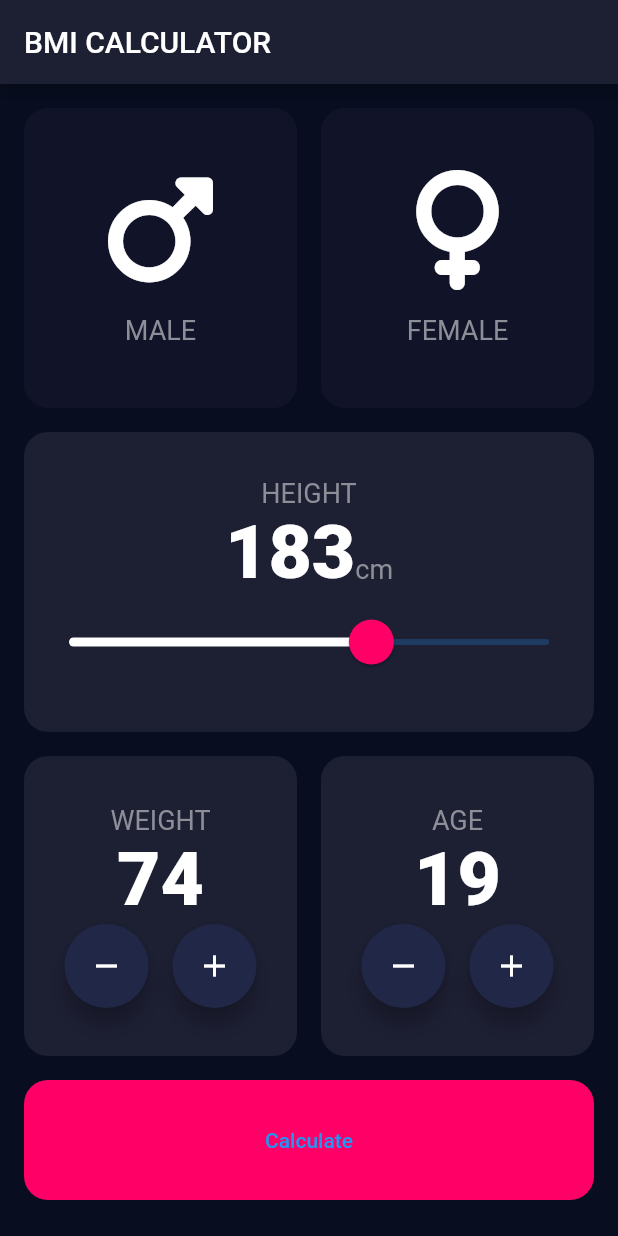
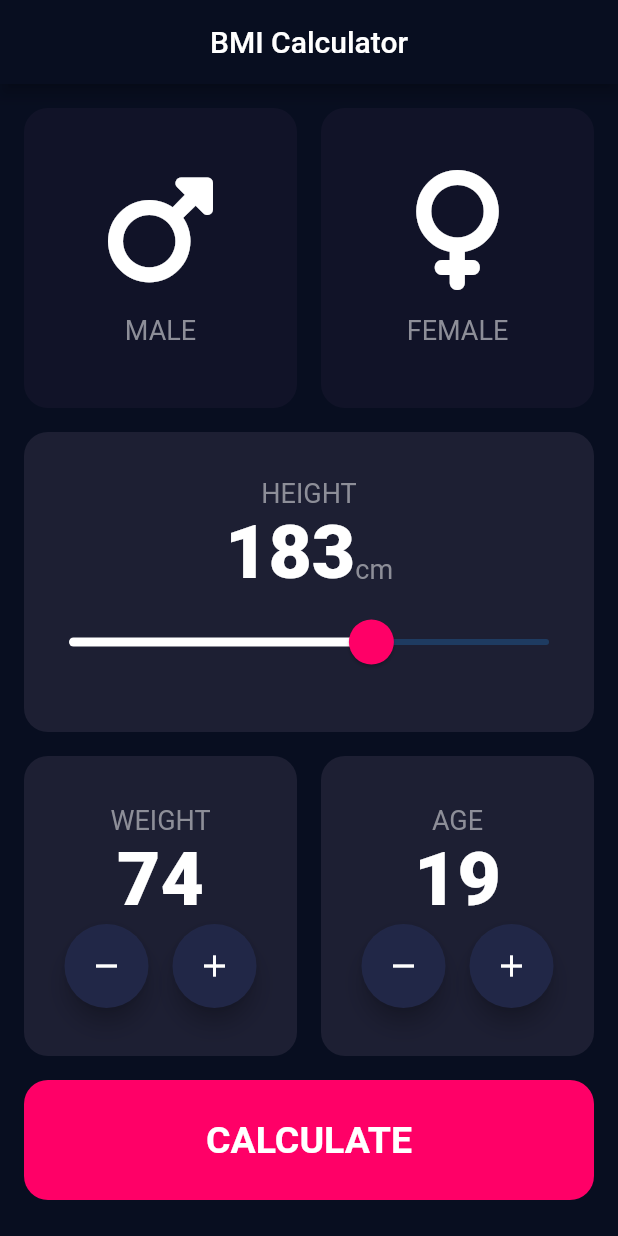
Before and after one commit to neurothrone/flutter-bmi-calculator, a Flutter app: the screen it shows after launch, on a phone screen of 412 x 824 dp. Run offline on Flutter 3.47's test engine with Material 2 defaults, Android fonts, the phone set to English and light mode, and no system bars; our stand-ins replace font_awesome_flutter.

Commit message:
finish project

```diff
--- /dev/null
+++ b/lib/components/bottom_button.dart
@@ -0,0 +1,39 @@
+import 'package:flutter/material.dart';
+
+import '../constants.dart';
+
+class BottomButton extends StatelessWidget {
+  final String label;
+  final VoidCallback onPressed;
+
+  const BottomButton({
+    super.key,
+    required this.label,
+    required this.onPressed,
+  });
+
+  @override
+  Widget build(BuildContext context) {
+    return GestureDetector(
+      onTap: onPressed,
+      child: Container(
+        decoration: const BoxDecoration(
+            color: kBottomContainerColor,
+            borderRadius: BorderRadius.all(Radius.circular(kElementPadding))),
+        margin: const EdgeInsets.only(
+          left: kElementPadding,
+          top: kElementPadding,
+          right: kElementPadding,
+        ),
+        width: double.infinity,
+        height: kBottomContainerHeight,
+        child: Center(
+          child: Text(
+            label,
+            style: kLargeButtonTextStyle,
+          ),
+        ),
+      ),
+    );
+  }
+}
--- a/lib/custom_stepper.dart
+++ b/lib/components/custom_stepper.dart
@@ -1,6 +1,6 @@
 import 'package:flutter/material.dart';
 
-import 'constants.dart';
+import '../constants.dart';
 import 'round_icon_button.dart';
 
 class CustomStepper extends StatelessWidget {
--- a/lib/icon_content.dart
+++ b/lib/components/icon_content.dart
@@ -1,6 +1,6 @@
 import 'package:flutter/material.dart';
 
-import 'constants.dart';
+import '../constants.dart';
 
 class IconContent extends StatelessWidget {
   final IconData icon;
--- a/lib/reusable_card.dart
+++ b/lib/components/reusable_card.dart
@@ -1,6 +1,6 @@
 import 'package:flutter/material.dart';
 
-import 'constants.dart';
+import '../constants.dart';
 
 class ReusableCard extends StatelessWidget {
   final Color color;
--- a/lib/round_icon_button.dart
+++ b/lib/components/round_icon_button.dart
@@ -1,6 +1,6 @@
 import 'package:flutter/material.dart';
 
-import 'constants.dart';
+import '../constants.dart';
 
 class RoundIconButton extends StatelessWidget {
   final VoidCallback? onPressed;
--- /dev/null
+++ b/lib/gender.dart
@@ -0,0 +1 @@
+enum Gender { male, female, none }
--- a/lib/main.dart
+++ b/lib/main.dart
@@ -1,9 +1,9 @@
 import 'package:flutter/material.dart';
 
 import 'constants.dart';
-import 'input_page.dart';
+import 'screens/input_page.dart';
 
-void main() => runApp(BMICalculator());
+void main() => runApp(const BMICalculator());
 
 class BMICalculator extends StatelessWidget {
   const BMICalculator({super.key});
@@ -14,12 +14,12 @@ class BMICalculator extends StatelessWidget {
       debugShowCheckedModeBanner: false,
       theme: ThemeData.dark(useMaterial3: false).copyWith(
         primaryColor: kCardBackground,
-        appBarTheme: AppBarTheme(
-          backgroundColor: kCardBackground,
+        appBarTheme: const AppBarTheme(
+          backgroundColor: kPrimaryBackgroundColor,
         ),
         scaffoldBackgroundColor: kPrimaryBackgroundColor,
       ),
-      home: InputPage(),
+      home: const InputPage(),
     );
   }
 }
--- a/lib/input_page.dart
+++ b/lib/screens/input_page.dart
@@ -1,13 +1,15 @@
+import 'package:bmi_calculator/screens/results_page.dart';
 import 'package:flutter/material.dart';
 
 import 'package:font_awesome_flutter/font_awesome_flutter.dart';
 
-import 'constants.dart';
-import 'icon_content.dart';
-import 'reusable_card.dart';
-import 'custom_stepper.dart';
-
-enum Gender { male, female, none }
+import '../calculator_view_model.dart';
+import '../constants.dart';
+import '../gender.dart';
+import '../components/icon_content.dart';
+import '../components/reusable_card.dart';
+import '../components/bottom_button.dart';
+import '../components/custom_stepper.dart';
 
 class InputPage extends StatefulWidget {
   const InputPage({Key? key}) : super(key: key);
@@ -17,16 +19,13 @@ class InputPage extends StatefulWidget {
 }
 
 class _InputPageState extends State<InputPage> {
-  Gender selectedGender = Gender.none;
-  int height = 183;
-  int weight = 74;
-  int age = 19;
+  var viewModel = CalculatorViewModel();
 
   @override
   Widget build(BuildContext context) {
     return Scaffold(
       appBar: AppBar(
-        title: const Text('BMI CALCULATOR'),
+        title: const Center(child: Text("BMI Calculator")),
       ),
       body: Padding(
         padding: const EdgeInsets.only(top: kElementPadding),
@@ -41,10 +40,10 @@ class _InputPageState extends State<InputPage> {
                     child: ReusableCard(
                       onTapped: () {
                         setState(() {
-                          selectedGender = Gender.male;
+                          viewModel.selectedGender = Gender.male;
                         });
                       },
-                      color: selectedGender == Gender.male
+                      color: viewModel.selectedGender == Gender.male
                           ? kActiveCardColor
                           : kInactiveCardColor,
                       cardChild: const IconContent(
@@ -60,10 +59,10 @@ class _InputPageState extends State<InputPage> {
                     child: ReusableCard(
                       onTapped: () {
                         setState(() {
-                          selectedGender = Gender.female;
+                          viewModel.selectedGender = Gender.female;
                         });
                       },
-                      color: selectedGender == Gender.female
+                      color: viewModel.selectedGender == Gender.female
                           ? kActiveCardColor
                           : kInactiveCardColor,
                       cardChild: const IconContent(
@@ -93,7 +92,7 @@ class _InputPageState extends State<InputPage> {
                       textBaseline: TextBaseline.alphabetic,
                       children: [
                         Text(
-                          height.toString(),
+                          viewModel.height.toString(),
                           style: kProminentTextStyle,
                         ),
                         const Text(
@@ -116,10 +115,10 @@ class _InputPageState extends State<InputPage> {
                         ),
                       ),
                       child: Slider(
-                        value: height.toDouble(),
+                        value: viewModel.height.toDouble(),
                         onChanged: (double newValue) {
                           setState(() {
-                            height = newValue.round();
+                            viewModel.height = newValue.round();
                           });
                         },
                         min: kMinSliderValue,
@@ -140,17 +139,17 @@ class _InputPageState extends State<InputPage> {
                       color: kCardBackground,
                       cardChild: CustomStepper(
                           label: "Weight",
-                          value: weight,
+                          value: viewModel.weight,
                           minValue: kMinWeight,
                           maxValue: kMaxWeight,
                           onDecrement: () {
                             setState(() {
-                              weight -= 1;
+                              viewModel.weight -= 1;
                             });
                           },
                           onIncrement: () {
                             setState(() {
-                              weight += 1;
+                              viewModel.weight += 1;
                             });
                           }),
                     ),
@@ -163,17 +162,17 @@ class _InputPageState extends State<InputPage> {
                       color: kCardBackground,
                       cardChild: CustomStepper(
                         label: "Age",
-                        value: age,
+                        value: viewModel.age,
                         minValue: kMinAge,
                         maxValue: kMaxAge,
                         onDecrement: () {
                           setState(() {
-                            age -= 1;
+                            viewModel.age -= 1;
                           });
                         },
                         onIncrement: () {
                           setState(() {
-                            age += 1;
+                            viewModel.age += 1;
                           });
                         },
                       ),
@@ -183,23 +182,21 @@ class _InputPageState extends State<InputPage> {
               ),
             ),
             // !: Calculate
-            Padding(
-              padding: const EdgeInsets.symmetric(horizontal: kElementPadding),
-              child: Container(
-                decoration: const BoxDecoration(
-                    color: kBottomContainerColor,
-                    borderRadius:
-                        BorderRadius.all(Radius.circular(kElementPadding))),
-                margin: const EdgeInsets.only(top: kElementPadding),
-                width: double.infinity,
-                height: kBottomContainerHeight,
-                child: TextButton(
-                  onPressed: () {},
-                  child: const Text(
-                    "Calculate",
+            BottomButton(
+              label: "Calculate".toUpperCase(),
+              onPressed: () {
+                viewModel.calculateBMI();
+                Navigator.push(
+                  context,
+                  MaterialPageRoute(
+                    builder: (context) => ResultsPage(
+                      bmi: viewModel.bmi,
+                      bmiResult: viewModel.bmiResult,
+                      bmiInterpretation: viewModel.bmiInterpretation,
+                    ),
                   ),
-                ),
-              ),
+                );
+              },
             ),
           ],
         ),
```
Also changed, not shown: lib/calculator_view_model.dart (added, +38 -0 lines), lib/constants.dart (+24 -0 lines), lib/screens/results_page.dart (added, +78 -0 lines).
